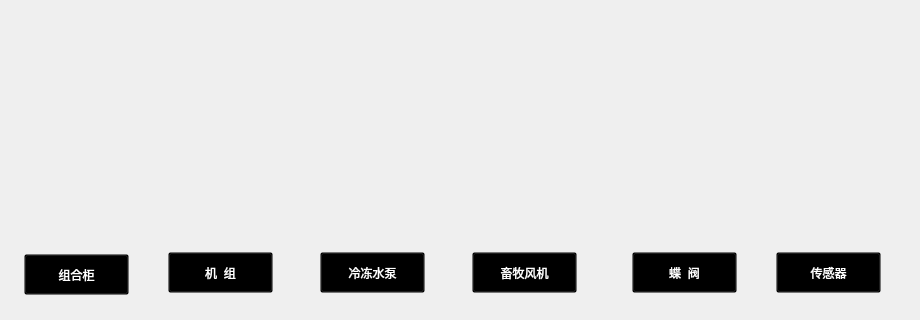
This is Window/Form/systemmonitor.ui in caosq/ChickenFarm as Qt 5 draws it before an edit; both pictures show x 0 to 920 and y 388 to 708 of the 920 by 708 pixel window. The edited form follows.
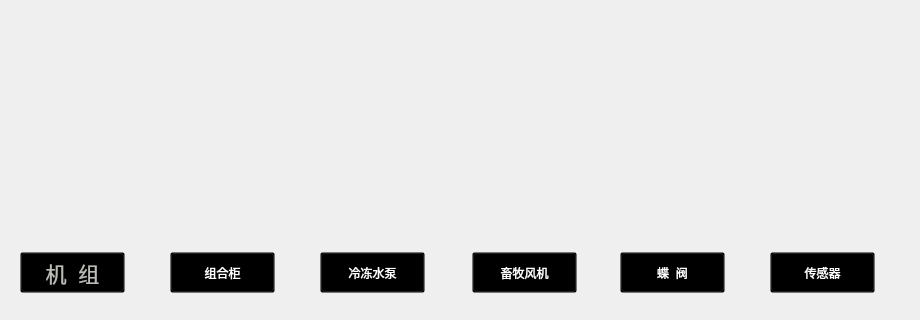
This is the edited form. Icons and pictures are not drawn.

The edit to the form file:
```diff
--- a/Window/Form/systemmonitor.ui
+++ b/Window/Form/systemmonitor.ui
@@ -16,7 +16,7 @@
   <widget class="QPushButton" name="pushButton_2">
    <property name="geometry">
     <rect>
-     <x>168</x>
+     <x>20</x>
      <y>640</y>
      <width>105</width>
      <height>41</height>
@@ -37,9 +37,9 @@
       <colorrole role="ButtonText">
        <brush brushstyle="SolidPattern">
         <color alpha="255">
-         <red>255</red>
-         <green>255</green>
-         <blue>255</blue>
+         <red>186</red>
+         <green>189</green>
+         <blue>182</blue>
         </color>
        </brush>
       </colorrole>
@@ -75,9 +75,9 @@
       <colorrole role="ButtonText">
        <brush brushstyle="SolidPattern">
         <color alpha="255">
-         <red>255</red>
-         <green>255</green>
-         <blue>255</blue>
+         <red>186</red>
+         <green>189</green>
+         <blue>182</blue>
         </color>
        </brush>
       </colorrole>
@@ -140,6 +140,11 @@
      </disabled>
     </palette>
    </property>
+   <property name="font">
+    <font>
+     <pointsize>16</pointsize>
+    </font>
+   </property>
    <property name="styleSheet">
     <string notr="true">font: 16pt &quot;Ubuntu&quot;;
 border-image: url(:/UI/Frame/按键.png);</string>
@@ -286,7 +291,7 @@
   <widget class="QPushButton" name="pushButton_6">
    <property name="geometry">
     <rect>
-     <x>776</x>
+     <x>770</x>
      <y>640</y>
      <width>105</width>
      <height>41</height>
@@ -434,7 +439,7 @@
   <widget class="QPushButton" name="pushButton_5">
    <property name="geometry">
     <rect>
-     <x>632</x>
+     <x>620</x>
      <y>640</y>
      <width>105</width>
      <height>41</height>
@@ -569,8 +574,8 @@
   <widget class="QPushButton" name="pushButton">
    <property name="geometry">
     <rect>
-     <x>24</x>
-     <y>642</y>
+     <x>170</x>
+     <y>640</y>
      <width>105</width>
      <height>41</height>
     </rect>
```
Left out of the diff: 3 changed lines with no effect on the pictures.
